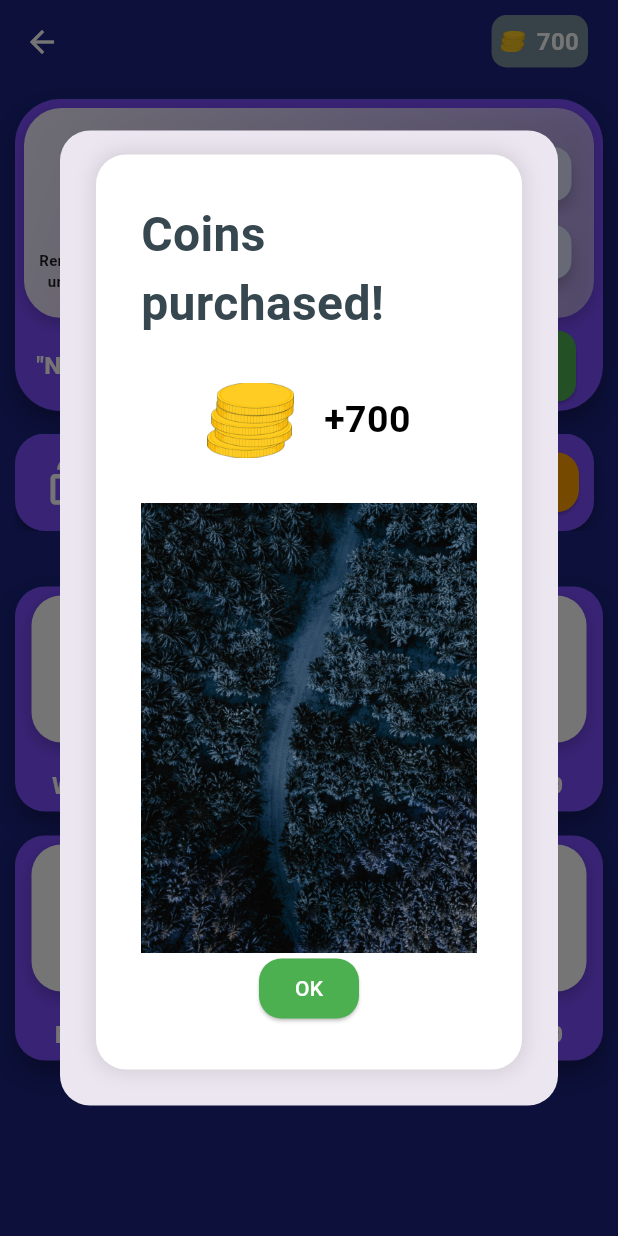
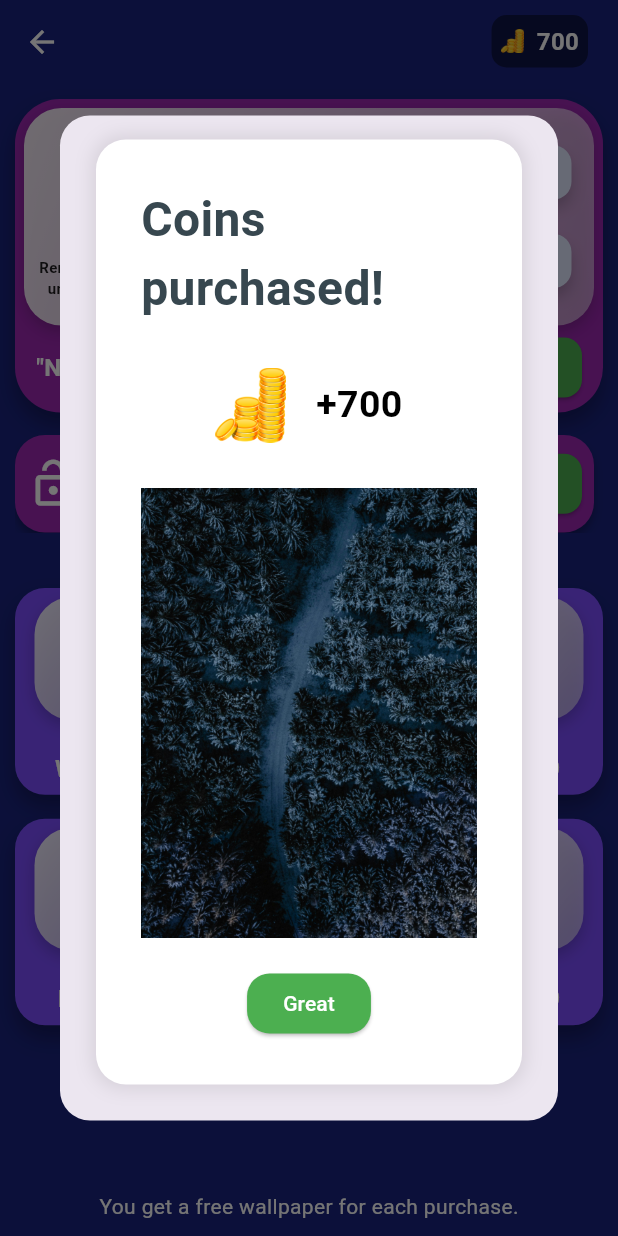
Before and after one commit to theokramer/logicalColors, a Flutter app: the ShopScreen screen opened by its route, after a tap on "700", on a phone screen of 412 x 824 dp. Run offline on Flutter 3.47's test engine with Material 3 defaults, Android fonts, the light colour scheme and no system bars; drawn by our look-alikes of smooth_page_indicator; our stand-ins replace confetti, google_mobile_ads, shared_preferences; missing offline and left inert: dart:ffi; accounts and stored records are empty; Roboto replaces fonts that are missing (Quicksand).

Commit message:
Updated Shop

```diff
--- a/lib/puzzle_model.dart
+++ b/lib/puzzle_model.dart
@@ -53,6 +53,15 @@ List<World> worlds = [
       unlocked: false),
   World(
       id: 5,
+      maxLevel: 0,
+      colors: const [
+        Color(0xffFFBB5C),
+        Color(0xffd25E3E),
+        Color(0xffE93D2F),
+      ],
+      unlocked: false),
+  World(
+      id: 6,
       maxLevel: 0,
       colors: const [
         Color(0xffFFBB5C),
@@ -194,7 +203,6 @@ class PuzzleModel with ChangeNotifier {
     if (newLevel > world.maxLevel) {
       world.maxLevel = newLevel;
       saveWorldProgress(worldId, newLevel); // Speichere den neuen Fortschritt
-      notifyListeners();
     }
   }
 
@@ -205,7 +213,9 @@ class PuzzleModel with ChangeNotifier {
       selectedWallpaper = await loadSelectedWallpaper();
       for (int i = 0; i < 30; i++) {
         if (await loadBoughtWallpaper(i)) {
-          boughtWallpapers.add(i);
+          if (!boughtWallpapers.contains(i)) {
+            boughtWallpapers.add(i);
+          }
         }
       }
     }
@@ -242,7 +252,7 @@ class PuzzleModel with ChangeNotifier {
 
   Map<String, int> getSizeAndMaxMoves(int level) {
     getMaxLevelForWorld(currentWorld);
-    int s = currentWorld == 1 ? 1 : 2; // Grid-Size
+    int s = currentWorld == 1 ? 1 : 3; // Grid-Size
     int m = 1; // MaxMoves
     int startLevel = 1; // Startlevel für die aktuelle Grid-Size
 
@@ -293,7 +303,20 @@ class PuzzleModel with ChangeNotifier {
     }
 
     while (level < 50) {
-      if (currentWorld < 10) {
+      if (currentWorld == 1) {
+        int levelsForCurrentSize = ((s) * (s)).floor();
+        int endLevel = startLevel + levelsForCurrentSize - 1;
+
+        if (level <= endLevel) {
+          m = (1 + (log((level - startLevel) + 1) / log(1.9))).ceil();
+          int maxMovesForCurrentSize = (s * 1.8).floor();
+          m = m > maxMovesForCurrentSize ? maxMovesForCurrentSize : m;
+          break;
+        }
+
+        s++;
+        startLevel = endLevel + 1;
+      } else {
         int levelsForCurrentSize = ((s) * (s)).floor();
         int endLevel = startLevel + levelsForCurrentSize - 1;
 
@@ -307,20 +330,6 @@ class PuzzleModel with ChangeNotifier {
         s++;
         startLevel = endLevel + 1;
       }
-      /*else {
-        int levelsForCurrentSize = ((s + 0.6) * (s + 0.6)).floor();
-        int endLevel = startLevel + levelsForCurrentSize - 1;
-
-        if (level <= endLevel) {
-          m = (1 + (log(level - startLevel + 1) / log(2.07))).floor();
-          int maxMovesForCurrentSize = (s * 5).floor();
-          m = m > maxMovesForCurrentSize ? maxMovesForCurrentSize : m;
-          break;
-        }
-
-        s++;
-        startLevel = endLevel + 1;
-      }*/
     }
 
     if (level >= 50) {
@@ -416,7 +425,8 @@ class PuzzleModel with ChangeNotifier {
         log(selectedLevel); // sorgt für geringeren Einfluss bei kleinen Levels
 
     // Endberechnung der Coins mit minimalen und maximalen Grenzen
-    int coinsEarned = ((baseCoins + levelFactor) * log(1 + (worldID)))
+    int coinsEarned = (((baseCoins + levelFactor)) +
+            ((baseCoins + levelFactor) * 0.3 * worldID))
         .clamp(1, 1000)
         .ceil(); // z.B. Mindestwert 1, Maximalwert 1000
 
@@ -621,7 +631,7 @@ class PuzzleModel with ChangeNotifier {
 
     int currentColorNumber = _grid[x][y];
     if (currentColorNumber == newColorNumber) return;
-    if (currentWorld != 2) {
+    if (currentWorld != 2 && currentWorld != 4) {
       _grid[x][y] = newColorNumber;
     }
     if (!oneTile) {
@@ -630,12 +640,12 @@ class PuzzleModel with ChangeNotifier {
         _updateAdjacentTile(x + 1, y, reversed); // Down
         _updateAdjacentTile(x, y - 1, reversed); // Left
         _updateAdjacentTile(x, y + 1, reversed); // Right
-      } else if (currentWorld == 3) {
+      } else if (currentWorld == 3 || currentWorld == 4) {
         _updateAdjacentTile(x - 1, y - 1, reversed); // Up
         _updateAdjacentTile(x + 1, y + 1, reversed); // Down
         _updateAdjacentTile(x + 1, y - 1, reversed); // Left
         _updateAdjacentTile(x - 1, y + 1, reversed); // Right
-      } else if (currentWorld == 4) {
+      } else if (currentWorld == 5) {
         for (int i = -1; i < 2; i++) {
           for (int j = -1; j < 2; j++) {
             if (i == 0 && j == 0) {
--- a/lib/shop_screen.dart
+++ b/lib/shop_screen.dart
@@ -151,7 +151,7 @@ class _ShopScreenState extends State<ShopScreen> {
                         targetColor: -1,
                         movesLeft: -1,
                         iconPath: 'images/coins.png',
-                        backgroundColor: Colors.blueGrey[400]!,
+                        backgroundColor: Colors.black45,
                         textColor: Colors.white,
                         isLarge: 2,
                         originShop: true,
@@ -175,6 +175,10 @@ class _ShopScreenState extends State<ShopScreen> {
             _buildPageViewSection(),
             const SizedBox(height: 15),
             Expanded(child: _buildShopItemsGrid()),
+            const Text(
+              "You get a free wallpaper for each purchase.",
+              style: TextStyle(color: Colors.white),
+            )
           ],
         ),
       ),
@@ -234,11 +238,129 @@ class _ShopScreenState extends State<ShopScreen> {
     );
   }
 
+  void _showPurchaseDialog(
+      BuildContext context, String title, int amount, PuzzleModel puzzle) {
+    final Random random = Random();
+
+    int newWallpaper = random.nextInt(12);
+    print(boughtWallpapers);
+    if (boughtWallpapers.length < 11) {
+      while (boughtWallpapers.contains(newWallpaper)) {
+        newWallpaper = random.nextInt(12);
+      }
+      if (!boughtWallpapers.contains(newWallpaper)) {
+        boughtWallpapers.add(newWallpaper);
+        puzzle.saveBoughtWallpaper(newWallpaper);
+      }
+    } else {
+      newWallpaper = -1;
+    }
+
+    showDialog(
+      context: context,
+      barrierDismissible:
+          false, // Damit das Dialogfenster nicht außerhalb geschlossen werden kann
+      builder: (BuildContext context) {
+        return AlertDialog(
+          shape: RoundedRectangleBorder(
+            borderRadius: BorderRadius.circular(20),
+          ),
+          content: Container(
+            decoration: BoxDecoration(
+              color: Colors.white,
+              borderRadius: BorderRadius.circular(20),
+              boxShadow: [
+                BoxShadow(
+                  color: Colors.black.withOpacity(0.1),
+                  blurRadius: 10,
+                  spreadRadius: 2,
+                ),
+              ],
+            ),
+            padding: const EdgeInsets.symmetric(vertical: 30, horizontal: 30),
+            child: Column(
+              mainAxisSize: MainAxisSize.min,
+              children: [
+                Text(
+                  '$title!',
+                  style: TextStyle(
+                    color: Colors.blueGrey[800],
+                    fontSize: 32,
+                    fontWeight: FontWeight.bold,
+                    fontFamily: 'Quicksand',
+                  ),
+                ),
+                const SizedBox(height: 30),
+                Row(
+                  mainAxisAlignment: MainAxisAlignment.center,
+                  children: [
+                    amount == 3
+                        ? const Icon(
+                            Icons.lightbulb,
+                            size: 50,
+                            color: Colors.amber,
+                          )
+                        : amount == 5
+                            ? const Icon(Icons.colorize,
+                                size: 50, color: Colors.redAccent)
+                            : Image.asset(
+                                'images/coins.png',
+                                height: 50,
+                              ),
+                    const SizedBox(width: 20),
+                    Text(
+                      '+$amount',
+                      style: const TextStyle(
+                        color: Colors.black,
+                        fontSize: 25,
+                        fontWeight: FontWeight.bold,
+                      ),
+                    ),
+                  ],
+                ),
+                const SizedBox(height: 30),
+                if (newWallpaper != -1)
+                  Container(
+                    height:
+                        (MediaQuery.of(context).size.height > 700) ? 300 : 200,
+                    decoration: BoxDecoration(
+                      image: DecorationImage(
+                        image: AssetImage("images/w$newWallpaper.jpg"),
+                        fit: BoxFit.cover,
+                      ),
+                    ),
+                  ),
+                const SizedBox(
+                  height: 20,
+                ),
+                ElevatedButton(
+                  onPressed: () {
+                    Navigator.of(context).pop();
+                  },
+                  style: ElevatedButton.styleFrom(
+                    backgroundColor: Colors.green,
+                    shape: RoundedRectangleBorder(
+                      borderRadius: BorderRadius.circular(15.0),
+                    ),
+                  ),
+                  child: const Text(
+                    'Great',
+                    style: TextStyle(color: Colors.white),
+                  ),
+                ),
+              ],
+            ),
+          ),
+        );
+      },
+    );
+  }
+
   Widget _buildEnhancedBundleSection() {
     return Container(
       padding: const EdgeInsets.all(6.0),
       decoration: BoxDecoration(
-        color: Colors.deepPurpleAccent, // Updated background color
+        color: Colors.purple, // Updated background color
         borderRadius: BorderRadius.circular(30.0), // More rounded corners
         boxShadow: [
           BoxShadow(
@@ -289,7 +411,7 @@ class _ShopScreenState extends State<ShopScreen> {
               ],
             ),
           ),
-          const SizedBox(height: 8), // Adjusted spacing
+          const SizedBox(height: 4), // Adjusted spacing
           _buildBottomCard(),
         ],
       ),
@@ -301,7 +423,7 @@ class _ShopScreenState extends State<ShopScreen> {
       children: [
         Image.asset(
           "/Users/theokramer/Documents/color_puzzle/images/no_ads_black.png", // Ensure correct asset path
-          height: 60, // Slightly larger image
+          height: 65, // Slightly larger image
         ),
         const SizedBox(height: 16),
         const Text(
@@ -328,7 +450,7 @@ class _ShopScreenState extends State<ShopScreen> {
             _buildItem(Icons.colorize, '8', Colors.red, ""),
           ],
         ),
-        const SizedBox(height: 16), // Adjusted spacing
+        const SizedBox(height: 23), // Adjusted spacing
         Row(
           mainAxisAlignment: MainAxisAlignment.spaceBetween,
           children: [
@@ -356,20 +478,20 @@ class _ShopScreenState extends State<ShopScreen> {
           ),
         ),
         Padding(
-          padding: const EdgeInsets.only(right: 12.0),
+          padding: const EdgeInsets.only(right: 8.0),
           child: ElevatedButton(
             onPressed: () {
               // Functionality to activate the bundle
             },
             style: ElevatedButton.styleFrom(
-              padding: const EdgeInsets.symmetric(horizontal: 18, vertical: 12),
+              padding: const EdgeInsets.symmetric(horizontal: 18, vertical: 4),
               backgroundColor: Colors.green[500], // Button background color
               shape: RoundedRectangleBorder(
                 borderRadius: BorderRadius.circular(12.0), // Rounded corners
               ),
             ),
             child: const Text(
-              'EUR 4.99',
+              'EUR 4,99',
               style: TextStyle(
                 fontSize: 16.0, // Larger font size
                 fontWeight: FontWeight.bold,
@@ -449,138 +571,26 @@ class _ShopScreenState extends State<ShopScreen> {
     );
   }
 
-  void _showPurchaseDialog(
-      BuildContext context, String title, int amount, PuzzleModel puzzle) {
-    final Random random = Random();
-
-    int newWallpaper = random.nextInt(12);
-    if (boughtWallpapers.length < 11) {
-      while (boughtWallpapers.contains(newWallpaper)) {
-        newWallpaper = random.nextInt(12);
-      }
-      boughtWallpapers.add(newWallpaper);
-      puzzle.saveBoughtWallpaper(newWallpaper);
-    } else {
-      newWallpaper = -1;
-    }
-
-    showDialog(
-      context: context,
-      barrierDismissible:
-          false, // Damit das Dialogfenster nicht außerhalb geschlossen werden kann
-      builder: (BuildContext context) {
-        return AlertDialog(
-          shape: RoundedRectangleBorder(
-            borderRadius: BorderRadius.circular(20),
-          ),
-          content: Container(
-            decoration: BoxDecoration(
-              color: Colors.white,
-              borderRadius: BorderRadius.circular(20),
-              boxShadow: [
-                BoxShadow(
-                  color: Colors.black.withOpacity(0.1),
-                  blurRadius: 10,
-                  spreadRadius: 2,
-                ),
-              ],
-            ),
-            padding: const EdgeInsets.symmetric(vertical: 30, horizontal: 30),
-            child: Column(
-              mainAxisSize: MainAxisSize.min,
-              children: [
-                Text(
-                  '$title!',
-                  style: TextStyle(
-                    color: Colors.blueGrey[800],
-                    fontSize: 32,
-                    fontWeight: FontWeight.bold,
-                    fontFamily: 'Quicksand',
-                  ),
-                ),
-                const SizedBox(height: 30),
-                Row(
-                  mainAxisAlignment: MainAxisAlignment.center,
-                  children: [
-                    amount == 3
-                        ? const Icon(
-                            Icons.lightbulb,
-                            size: 50,
-                            color: Colors.amber,
-                          )
-                        : amount == 5
-                            ? const Icon(Icons.colorize,
-                                size: 50, color: Colors.redAccent)
-                            : Image.asset(
-                                'images/coins.png',
-                                height: 50,
-                              ),
-                    const SizedBox(width: 20),
-                    Text(
-                      '+$amount',
-                      style: const TextStyle(
-                        color: Colors.black,
-                        fontSize: 25,
-                        fontWeight: FontWeight.bold,
-                      ),
-                    ),
-                  ],
-                ),
-                const SizedBox(height: 30),
-                if (newWallpaper != -1)
-                  Container(
-                    height:
-                        (MediaQuery.of(context).size.height > 700) ? 300 : 200,
-                    decoration: BoxDecoration(
-                      image: DecorationImage(
-                        image: AssetImage("images/w$newWallpaper.jpg"),
-                        fit: BoxFit.cover,
-                      ),
-                    ),
-                  ),
-                ElevatedButton(
-                  onPressed: () {
-                    Navigator.of(context).pop();
-                  },
-                  style: ElevatedButton.styleFrom(
-                    backgroundColor: Colors.green,
-                    shape: RoundedRectangleBorder(
-                      borderRadius: BorderRadius.circular(15.0),
-                    ),
-                  ),
-                  child: const Text(
-                    'OK',
-                    style: TextStyle(color: Colors.white),
-                  ),
-                ),
-              ],
-            ),
-          ),
-        );
-      },
-    );
-  }
-
   Widget _buildShopItemsGrid() {
     final puzzle = Provider.of<PuzzleModel>(context);
     final items = [
       //{'title': '1', 'price': 'Gratis!', 'type': 0},
       //{'title': '3', 'price': '200', 'type': 0},
       //{'title': '5', 'price': '200', 'type': 1},
-      {'title': '200', 'price': 'Watch Ad', 'type': 2},
-      {'title': '700', 'price': 'EUR 0,99', 'type': 2},
-      {'title': '1800', 'price': 'EUR 1,99', 'type': 2},
-      {'title': '3000', 'price': 'EUR 2,99', 'type': 2},
-      {'title': '5000', 'price': 'EUR 3,99', 'type': 2},
-      {'title': '10000', 'price': 'EUR 4,99', 'type': 2},
+      {'title': '150', 'price': 'Watch Ad', 'type': 2},
+      {'title': '700', 'price': 'EUR 0,49', 'type': 2},
+      {'title': '1800', 'price': 'EUR 0,99', 'type': 2},
+      {'title': '4000', 'price': 'EUR 1,99', 'type': 2},
+      {'title': '7000', 'price': 'EUR 2,99', 'type': 2},
+      {'title': '15000', 'price': 'EUR 4,99', 'type': 2},
     ];
 
     return GridView.builder(
       gridDelegate: const SliverGridDelegateWithFixedCrossAxisCount(
         crossAxisCount: 3,
-        crossAxisSpacing: 16.0,
+        crossAxisSpacing: 10.0,
         mainAxisSpacing: 16.0,
-        childAspectRatio: 0.8,
+        childAspectRatio: 0.9,
       ),
       itemCount: items.length,
       itemBuilder: (context, index) {
@@ -596,7 +606,10 @@ class _ShopScreenState extends State<ShopScreen> {
   }
 
   Widget _buildShopItemCard(String title, String price, int type) {
-    return Container(
+    return Stack(
+      clipBehavior: Clip.none, // Allow overflow
+      children: [
+        Container(
           padding: const EdgeInsets.all(6.0),
           decoration: BoxDecoration(
             color: Colors.deepPurpleAccent, // Outer container color
@@ -615,12 +628,18 @@ class _ShopScreenState extends State<ShopScreen> {
               FittedBox(
                 child: Container(
                   width: 98,
-              height: 98,
+                  height: 82,
                   padding: const EdgeInsets.all(5.0),
                   decoration: BoxDecoration(
-                color: Colors.white, // Inner container color
-                borderRadius: BorderRadius.circular(
-                    20.0), // Inner container rounded corners
+                    gradient: LinearGradient(
+                      colors: [
+                        Colors.white.withOpacity(0.9),
+                        Colors.white.withOpacity(0.5),
+                      ],
+                      begin: Alignment.topLeft,
+                      end: Alignment.bottomRight,
+                    ),
+                    borderRadius: BorderRadius.circular(25.0),
                     boxShadow: [
                       BoxShadow(
                         color: Colors.black.withOpacity(0.2),
@@ -632,7 +651,7 @@ class _ShopScreenState extends State<ShopScreen> {
                   child: Column(
                     mainAxisAlignment: MainAxisAlignment.center,
                     children: [
-                  type == 0
+                      /*type == 0
                           ? const Icon(
                               Icons.lightbulb,
                               size: 40,
@@ -644,8 +663,8 @@ class _ShopScreenState extends State<ShopScreen> {
                                   size: 40,
                                   color: Colors.red,
                                 )
-                          : Image.asset("images/coins.png", height: 40),
-                  const SizedBox(height: 10.0),
+                              : Image.asset("images/coins.png", height: 40),*/
+                      const SizedBox(height: 45.0),
                       Text(
                         title,
                         textAlign: TextAlign.center,
@@ -678,20 +697,59 @@ class _ShopScreenState extends State<ShopScreen> {
                         )
                       : const SizedBox(),
                   (type == 0 || type == 1) && price != 'Gratis!'
-                  ? Image.asset("images/coins.png", height: 15)
+                      ? Image.asset(
+                          title == '150' || title == '700'
+                              ? "images/coins_less.png"
+                              : "images/coins.png",
+                          height: 15)
                       : const SizedBox(),
                 ],
               ),
             ],
           ),
+        ),
+        // Overflowing coin image
+        if (type == 2)
+          SizedBox(
+            width: 150,
+            height: 150,
+            child: Column(
+              mainAxisAlignment: MainAxisAlignment.start,
+              children: [
+                Padding(
+                  padding: const EdgeInsets.only(top: 8.0),
+                  child: Row(
+                    mainAxisAlignment: MainAxisAlignment.center,
+                    children: [
+                      Stack(
+                        children: [
+                          Positioned(
+                            child: SizedBox(
+                                width: 50,
+                                height:
+                                    title == '150' || title == '700' ? 80 : 50,
+                                child: Image.asset(
+                                    title == '150' || title == '700'
+                                        ? "images/coins_less.png"
+                                        : "images/coins.png",
+                                    height: 100)),
+                          ),
+                        ],
+                      ),
+                    ],
+                  ),
+                ),
+              ],
+            ),
+          )
+      ],
     );
   }
 
   Widget _buildUnlockAllWorlds() {
     return Container(
-      padding: const EdgeInsets.all(10.0),
       decoration: BoxDecoration(
-        color: Colors.deepPurpleAccent,
+        color: Colors.purple,
         borderRadius: BorderRadius.circular(20.0),
         boxShadow: const [
           BoxShadow(
@@ -742,19 +800,28 @@ class _ShopScreenState extends State<ShopScreen> {
             ),
           ),
           const Spacer(),
-          ElevatedButton(
+          Padding(
+            padding: const EdgeInsets.only(right: 8.0),
+            child: ElevatedButton(
               onPressed: () {
-              // Funktionalität zum Aktivieren des Bundles
+                // Functionality to activate the bundle
               },
               style: ElevatedButton.styleFrom(
-              backgroundColor: Colors.amber[700],
+                padding:
+                    const EdgeInsets.symmetric(horizontal: 18, vertical: 4),
+                backgroundColor: Colors.green[500], // Button background color
                 shape: RoundedRectangleBorder(
-                borderRadius: BorderRadius.circular(15.0),
+                  borderRadius: BorderRadius.circular(12.0), // Rounded corners
                 ),
               ),
               child: const Text(
-              'EUR 2.99',
-              style: TextStyle(color: Colors.white),
+                'EUR 2,99',
+                style: TextStyle(
+                  fontSize: 16.0, // Larger font size
+                  fontWeight: FontWeight.bold,
+                  color: Colors.white, // Text color matching button border
+                ),
+              ),
             ),
           ),
         ],
@@ -764,9 +831,9 @@ class _ShopScreenState extends State<ShopScreen> {
 
   Widget _buildNoAdsBundleSection() {
     return Container(
-      padding: const EdgeInsets.all(10.0),
+      padding: const EdgeInsets.only(left: 10.0, top: 10, bottom: 10),
       decoration: BoxDecoration(
-        color: Colors.deepPurpleAccent,
+        color: Colors.purple,
         borderRadius: BorderRadius.circular(20.0),
         boxShadow: const [
           BoxShadow(
@@ -779,9 +846,18 @@ class _ShopScreenState extends State<ShopScreen> {
       child: Row(
         mainAxisAlignment: MainAxisAlignment.center,
         children: [
-          const Padding(
-            padding: EdgeInsets.only(left: 8),
-            child: Column(
+          Padding(
+            padding: const EdgeInsets.only(left: 8),
+            child: Row(
+              children: [
+                Image.asset(
+                  "/Users/theokramer/Documents/color_puzzle/images/no_ads.png", // Ensure correct asset path
+                  height: 60, // Slightly larger image
+                ),
+                const SizedBox(
+                  width: 12,
+                ),
+                const Column(
                   crossAxisAlignment: CrossAxisAlignment.start,
                   children: [
                     Text(
@@ -802,21 +878,32 @@ class _ShopScreenState extends State<ShopScreen> {
                     ),
                   ],
                 ),
+              ],
+            ),
           ),
           const Spacer(),
-          ElevatedButton(
+          Padding(
+            padding: const EdgeInsets.only(right: 16.0),
+            child: ElevatedButton(
               onPressed: () {
-              // Funktionalität zum Aktivieren des Bundles
+                // Functionality to activate the bundle
               },
               style: ElevatedButton.styleFrom(
-              backgroundColor: Colors.amber[700],
+                padding:
+                    const EdgeInsets.symmetric(horizontal: 18, vertical: 4),
+                backgroundColor: Colors.green[500], // Button background color
                 shape: RoundedRectangleBorder(
-                borderRadius: BorderRadius.circular(15.0),
+                  borderRadius: BorderRadius.circular(12.0), // Rounded corners
                 ),
               ),
               child: const Text(
-              'EUR 1.99',
-              style: TextStyle(color: Colors.white),
+                'EUR 1,99',
+                style: TextStyle(
+                  fontSize: 16.0, // Larger font size
+                  fontWeight: FontWeight.bold,
+                  color: Colors.white, // Text color matching button border
+                ),
+              ),
             ),
           ),
         ],
--- a/pubspec.yaml
+++ b/pubspec.yaml
@@ -62,7 +62,6 @@ flutter:
   uses-material-design: true
   assets:
     - images/
-    - images/no_ads.jpg
   # To add assets to your application, add an assets section, like this:
   # assets:
   #   - images/a_dot_ham.jpeg
```
Also changed, not shown: lib/main_menu_screen.dart (+27 -16 lines), lib/puzzle_screen.dart (+22 -2 lines), lib/wallpaper_selection.dart (+18 -9 lines), images/coins.png, images/coins_less.png (added). Lines whose indentation alone changed are shown as unchanged.
